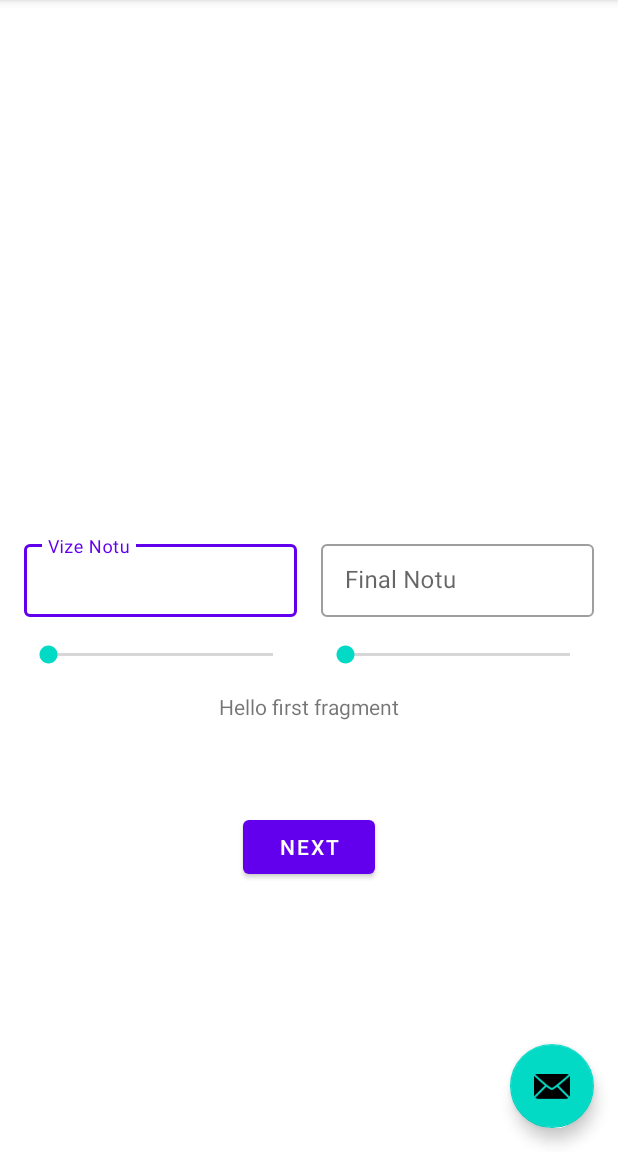
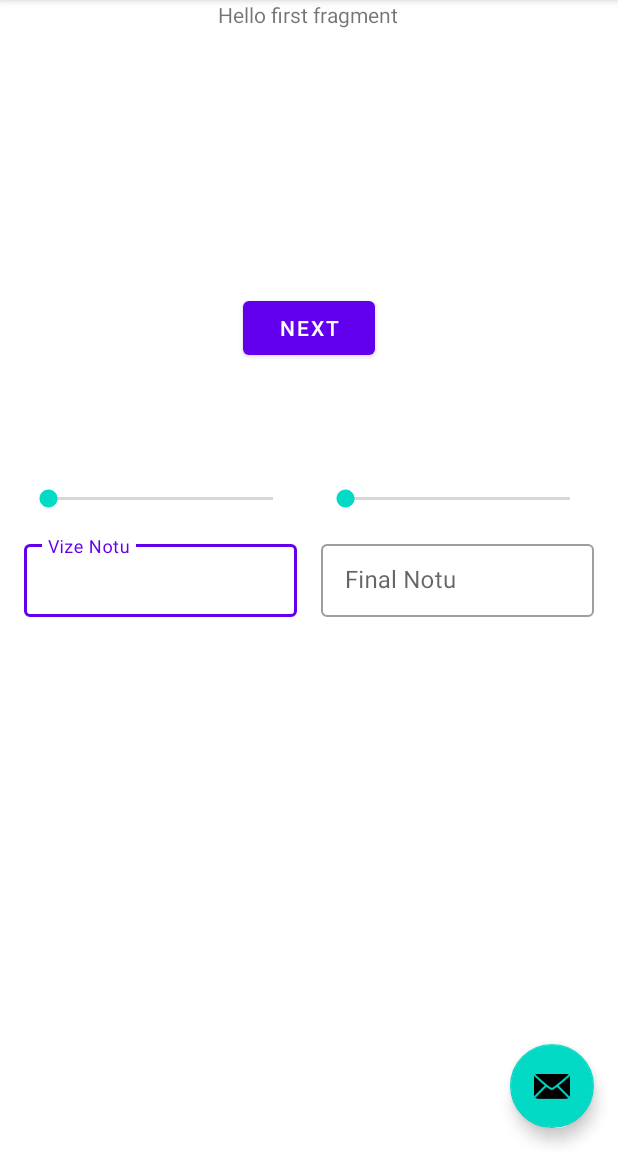
Before and after one commit to emirhalici/VizeFinalNotHesaplayici, an Android app: the screen it shows after launch (MainActivity), on a phone screen of 412 x 824 dp, the part 84-1236 px from its top. Run offline under Robolectric (Android 15) with nearby library versions, the phone set to English and light mode, and no system bars.

Commit message:
Initial commit Initial layout changes to first fragment InputLayout Logic worked out

```diff
--- a/app/src/main/java/com/emirhalici/vizefinalhesaplayici/FirstFragment.java
+++ b/app/src/main/java/com/emirhalici/vizefinalhesaplayici/FirstFragment.java
@@ -1,13 +1,19 @@
 package com.emirhalici.vizefinalhesaplayici;
 
+import android.content.Intent;
 import android.os.Bundle;
+import android.text.Editable;
+import android.text.TextWatcher;
 import android.view.LayoutInflater;
 import android.view.View;
 import android.view.ViewGroup;
+import android.widget.SeekBar;
 
 import androidx.annotation.NonNull;
 import androidx.fragment.app.Fragment;
 import androidx.navigation.fragment.NavHostFragment;
+
+import com.google.android.material.textfield.TextInputLayout;
 
 public class FirstFragment extends Fragment {
 
@@ -30,5 +36,58 @@ public class FirstFragment extends Fragment {
                         .navigate(R.id.action_FirstFragment_to_SecondFragment);
             }
         });
+
+        TextInputLayout tilVize = view.findViewById(R.id.til_vize);
+        TextInputLayout tilFinal = view.findViewById(R.id.til_final);
+        SeekBar sbVize = view.findViewById(R.id.sb_vize);
+        SeekBar sbFinal = view.findViewById(R.id.sb_final);
+
+        tilVize.getEditText().addTextChangedListener(new TextWatcher() {
+            @Override
+            public void beforeTextChanged(CharSequence s, int start, int count, int after) {
+
+            }
+
+            @Override
+            public void onTextChanged(CharSequence s, int start, int before, int count) {
+                tilVize.setError(getString(R.string.GradeOutOfBorder));
+                s = s.toString()=="" ? "0" : s.toString();
+                if (s.toString()=="" || s.toString().isEmpty()) {s="0";}
+                boolean isErrorEnabled = Integer.parseInt(s.toString()) > 100;
+                tilVize.setErrorEnabled(isErrorEnabled);
+                if (!isErrorEnabled) {
+                    sbVize.setProgress(Integer.parseInt(s.toString()));
+                }
+            }
+
+            @Override
+            public void afterTextChanged(Editable s) {
+
+            }
+        });
+
+        tilFinal.getEditText().addTextChangedListener(new TextWatcher() {
+            @Override
+            public void beforeTextChanged(CharSequence s, int start, int count, int after) {
+
+            }
+
+            @Override
+            public void onTextChanged(CharSequence s, int start, int before, int count) {
+                tilFinal.setError(getString(R.string.GradeOutOfBorder));
+                s = s.toString()=="" ? "0" : s.toString();
+                if (s.toString()=="" || s.toString().isEmpty()) {s="0";}
+                boolean isErrorEnabled = Integer.parseInt(s.toString()) > 100;
+                tilFinal.setErrorEnabled(isErrorEnabled);
+                if (!isErrorEnabled) {
+                    sbFinal.setProgress(Integer.parseInt(s.toString()));
+                }
+            }
+
+            @Override
+            public void afterTextChanged(Editable s) {
+
+            }
+        });
     }
 }
--- a/app/src/main/res/layout/fragment_first.xml
+++ b/app/src/main/res/layout/fragment_first.xml
@@ -11,24 +11,24 @@
         style="@style/Widget.AppCompat.SeekBar"
         android:layout_width="0dp"
         android:layout_height="wrap_content"
-        android:layout_marginTop="16dp"
+        android:layout_marginBottom="16dp"
         android:indeterminate="false"
         android:max="100"
         android:progress="0"
+        app:layout_constraintBottom_toTopOf="@+id/til_final"
         app:layout_constraintEnd_toEndOf="@+id/til_final"
-        app:layout_constraintStart_toStartOf="@+id/til_final"
-        app:layout_constraintTop_toBottomOf="@+id/til_final" />
+        app:layout_constraintHorizontal_bias="0.0"
+        app:layout_constraintStart_toStartOf="@+id/til_final" />
 
     <TextView
         android:id="@+id/textview_first"
         android:layout_width="wrap_content"
         android:layout_height="wrap_content"
-        android:layout_marginTop="16dp"
         android:text="@string/hello_first_fragment"
         app:layout_constraintEnd_toEndOf="parent"
-        app:layout_constraintHorizontal_bias="0.501"
+        app:layout_constraintHorizontal_bias="0.498"
         app:layout_constraintStart_toStartOf="parent"
-        app:layout_constraintTop_toBottomOf="@+id/sb_vize" />
+        tools:layout_editor_absoluteY="507dp" />
 
     <Button
         android:id="@+id/button_first"
@@ -43,41 +43,45 @@
 
     <com.google.android.material.textfield.TextInputLayout
         android:id="@+id/til_vize"
+        style="@style/Widget.MaterialComponents.TextInputLayout.OutlinedBox.Dense"
         android:layout_width="0dp"
         android:layout_height="wrap_content"
         android:layout_marginStart="16dp"
         android:layout_marginEnd="8dp"
+        app:errorEnabled="false"
         app:hintEnabled="true"
         app:layout_constraintBottom_toBottomOf="parent"
         app:layout_constraintEnd_toStartOf="@+id/til_final"
         app:layout_constraintStart_toStartOf="parent"
-        app:layout_constraintTop_toTopOf="parent"
-        style="@style/Widget.MaterialComponents.TextInputLayout.OutlinedBox.Dense">
+        app:layout_constraintTop_toTopOf="parent">
 
         <com.google.android.material.textfield.TextInputEditText
             android:layout_width="match_parent"
             android:layout_height="wrap_content"
             android:hint="@string/vizeNotu"
             android:inputType="numberSigned"
+            android:maxLength="3"
             android:singleLine="true" />
     </com.google.android.material.textfield.TextInputLayout>
 
     <com.google.android.material.textfield.TextInputLayout
         android:id="@+id/til_final"
+        style="@style/Widget.MaterialComponents.TextInputLayout.OutlinedBox.Dense"
         android:layout_width="0dp"
         android:layout_height="wrap_content"
         android:layout_marginStart="8dp"
         android:layout_marginEnd="16dp"
+        app:errorEnabled="false"
         app:layout_constraintBottom_toBottomOf="@+id/til_vize"
         app:layout_constraintEnd_toEndOf="parent"
-        app:layout_constraintStart_toEndOf="@+id/til_vize"
-        style="@style/Widget.MaterialComponents.TextInputLayout.OutlinedBox.Dense">
+        app:layout_constraintStart_toEndOf="@+id/til_vize">
 
         <com.google.android.material.textfield.TextInputEditText
             android:layout_width="match_parent"
             android:layout_height="wrap_content"
             android:hint="@string/finalNotu"
             android:inputType="numberSigned"
+            android:maxLength="3"
             android:singleLine="true" />
     </com.google.android.material.textfield.TextInputLayout>
 
@@ -85,11 +89,12 @@
         android:id="@+id/sb_vize"
         android:layout_width="0dp"
         android:layout_height="wrap_content"
-        android:layout_marginTop="16dp"
+        android:layout_marginBottom="16dp"
         android:max="100"
         android:progress="0"
+        app:layout_constraintBottom_toTopOf="@+id/til_vize"
         app:layout_constraintEnd_toEndOf="@+id/til_vize"
-        app:layout_constraintStart_toStartOf="@+id/til_vize"
-        app:layout_constraintTop_toBottomOf="@+id/til_vize" />
+        app:layout_constraintHorizontal_bias="1.0"
+        app:layout_constraintStart_toStartOf="@+id/til_vize" />
 
 </androidx.constraintlayout.widget.ConstraintLayout>
--- a/app/src/main/res/values/strings.xml
+++ b/app/src/main/res/values/strings.xml
@@ -11,4 +11,5 @@
     <string name="hello_second_fragment">Hello second fragment. Arg: %1$s</string>
     <string name="vizeNotu">Vize Notu</string>
     <string name="finalNotu">Final Notu</string>
+    <string name="GradeOutOfBorder">Enter a grade between 0-100.</string>
 </resources>
```
